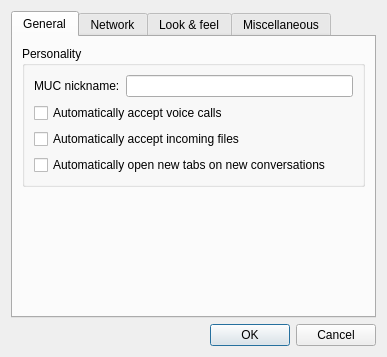
WST/acid-pc, file ui/settingswindow.ui: the form before one commit.
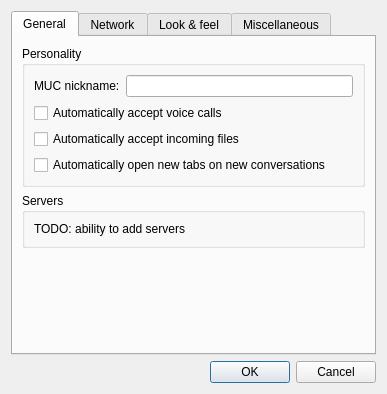
The form after the commit. Icons and pictures are not drawn.

Commit message: Ability to launch settings from login form

Diff of the .ui file:
```diff
--- a/ui/settingswindow.ui
+++ b/ui/settingswindow.ui
@@ -7,7 +7,7 @@
     <x>0</x>
     <y>0</y>
     <width>387</width>
-    <height>354</height>
+    <height>394</height>
    </rect>
   </property>
   <property name="sizePolicy">
@@ -87,6 +87,22 @@
          </layout>
         </widget>
        </item>
+       <item>
+        <widget class="QGroupBox" name="groupBox_8">
+         <property name="title">
+          <string>Servers</string>
+         </property>
+         <layout class="QVBoxLayout" name="verticalLayout_13">
+          <item>
+           <widget class="QLabel" name="label_11">
+            <property name="text">
+             <string>TODO: ability to add servers</string>
+            </property>
+           </widget>
+          </item>
+         </layout>
+        </widget>
+       </item>
        <item>
         <spacer name="verticalSpacer_2">
          <property name="orientation">
```
The commit also changes 6 other files.
